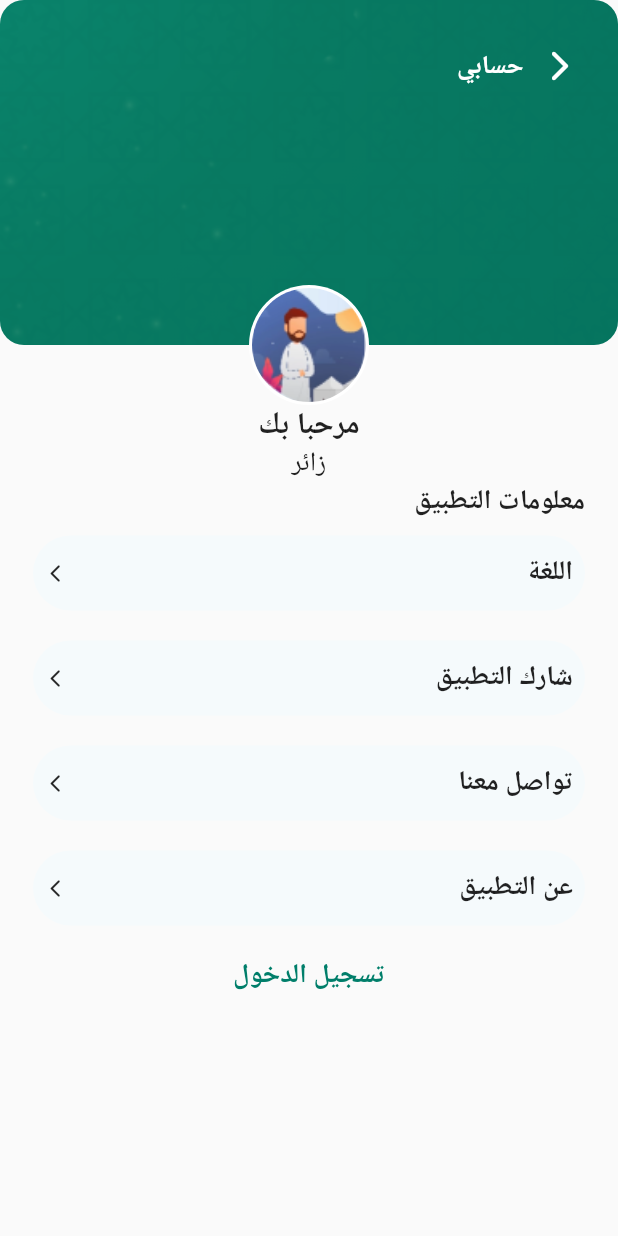
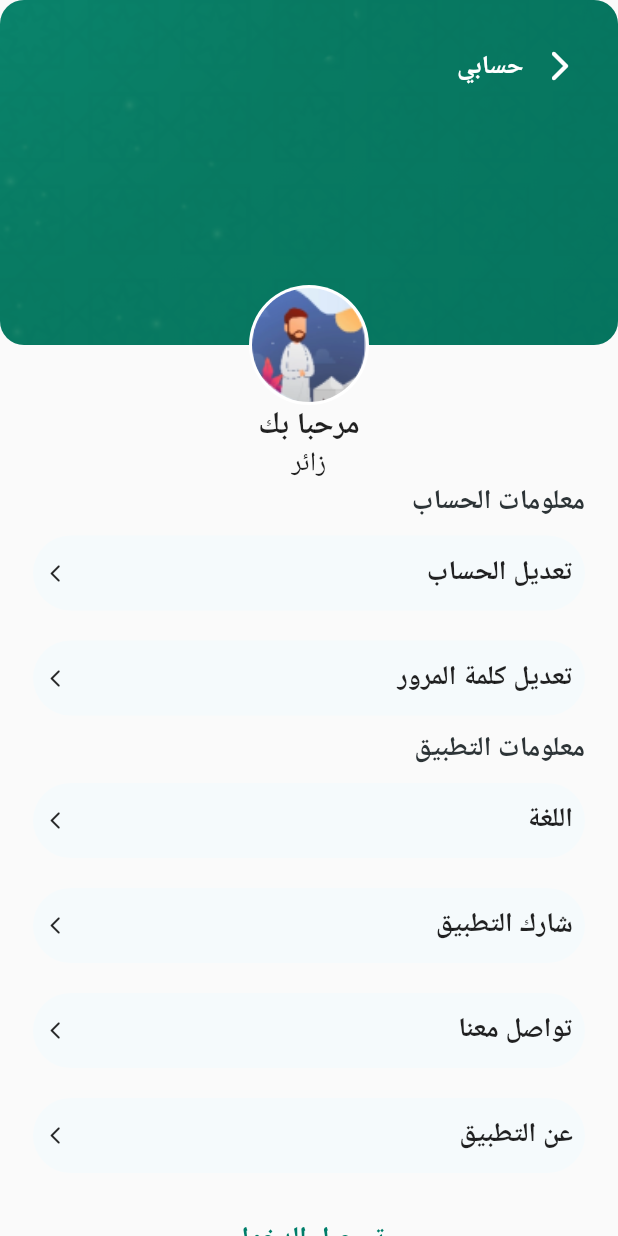
Before and after one commit to ammarelgml/Mosques-Guide-FlutterApp, a Flutter app: the screen it shows after launch, on a phone screen of 412 x 824 dp. Run offline on Flutter 3.47's test engine with Material 2 defaults, Android fonts, the phone set to English and light mode, and no system bars; our stand-ins replace get, location; statements that could not run were skipped.

Commit message:
Account Settings - Password Settings Buttons

```diff
--- a/lib/view/settings/index.dart
+++ b/lib/view/settings/index.dart
@@ -1,7 +1,7 @@
 import 'package:flutter/material.dart';
-import 'package:mosques_guide_app/view/settings/widgets/button.dart';
-import 'package:mosques_guide_app/view/settings/widgets/header_section.dart';
-import 'package:mosques_guide_app/view/settings/widgets/login_btn.dart';
+import '/view/settings/widgets/button.dart';
+import '/view/settings/widgets/header_section.dart';
+import '/view/settings/widgets/login_btn.dart';
 
 class Settings extends StatelessWidget {
   const Settings({Key? key}) : super(key: key);
@@ -13,23 +13,40 @@ class Settings extends StatelessWidget {
       crossAxisAlignment: CrossAxisAlignment.end,
       children: <Widget>[
         SettingsHeader(),
-        Padding(
+        Expanded(
+          child: Container(
             padding: const EdgeInsets.symmetric(horizontal: 22.0),
+            child: SingleChildScrollView(
                 child: Column(
+              crossAxisAlignment: CrossAxisAlignment.end,
               children: <Widget>[
-              const Align(
-                alignment: Alignment.centerRight,
-                child: Text(
+                const Text(
+                  "معلومات الحساب",
+                  style: TextStyle(
+                    fontSize: 18,
+                    fontWeight: FontWeight.bold,
+                    color: Color(0xff2D3437),
+                  ),
+                  textDirection: TextDirection.rtl,
+                ),
+                Button(onPressed: accountSettings, title: "تعديل الحساب"),
+                Button(onPressed: passwordSettings, title: "تعديل كلمة المرور"),
+                const Text(
                   "معلومات التطبيق",
-                  style: TextStyle(fontSize: 18, fontWeight: FontWeight.bold),
+                  style: TextStyle(
+                    fontSize: 18,
+                    fontWeight: FontWeight.bold,
+                    color: Color(0xff2D3437),
                   ),
+                  textDirection: TextDirection.rtl,
                 ),
                 Button(onPressed: languageChange, title: "اللغة"),
                 Button(onPressed: shareApp, title: "شارك التطبيق"),
                 Button(onPressed: contactUs, title: "تواصل معنا"),
                 Button(onPressed: aboutUs, title: "عن التطبيق"),
-              LoginBtn(),
+                const Center(child: LoginBtn()),
               ],
+            )),
           ),
         )
       ],
@@ -51,4 +68,12 @@ class Settings extends StatelessWidget {
   aboutUs() {
     print("About Us Btn");
   }
+
+  accountSettings() {
+    print("account Settings Btn");
   }
+
+  passwordSettings() {
+    print("password Settings Btn");
+  }
+}
--- a/lib/view/settings/widgets/login_btn.dart
+++ b/lib/view/settings/widgets/login_btn.dart
@@ -5,7 +5,9 @@ class LoginBtn extends StatelessWidget {
 
   @override
   Widget build(BuildContext context) {
-    return TextButton(
+    return Padding(
+      padding: const EdgeInsets.all(10.0),
+      child: TextButton(
         onPressed: login,
         child: const Text(
           "تسجيل الدخول",
@@ -14,6 +16,7 @@ class LoginBtn extends StatelessWidget {
               fontWeight: FontWeight.bold,
               fontSize: 18),
         ),
+      ),
     );
   }
 
```
Lines whose indentation alone changed are shown as unchanged.
